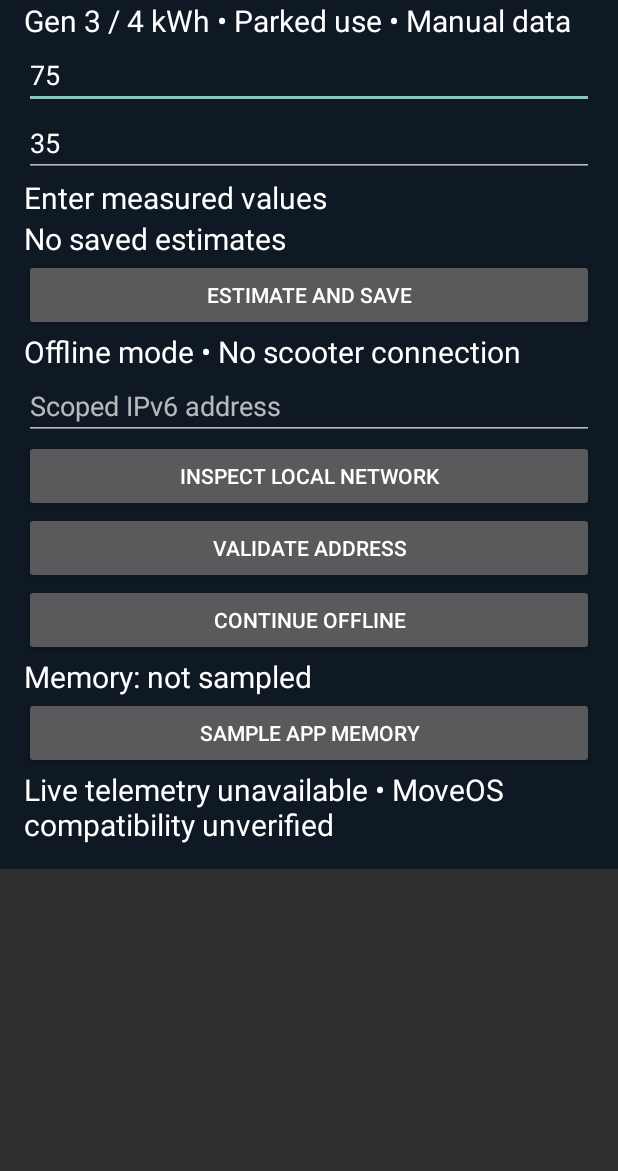
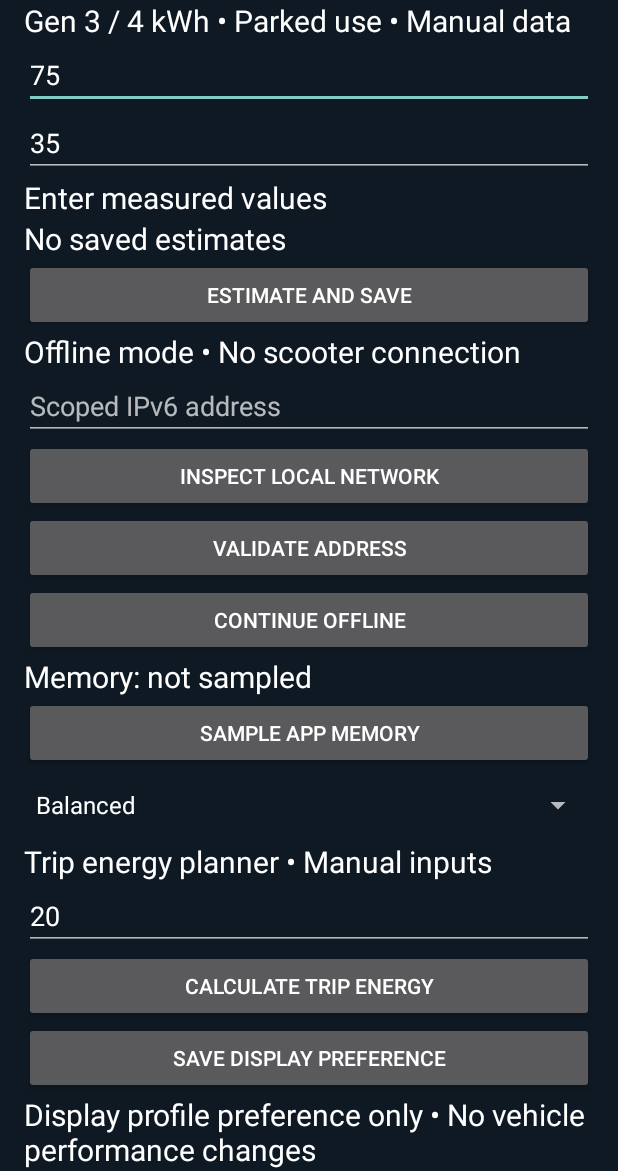
Before and after one commit to dapperdude404/nexora-ev, an Android app: the screen it shows after launch (LiteActivity), on a phone screen of 412 x 824 dp, the part 65-1236 px from its top. Run offline under Robolectric (Android 15) with nearby library versions, the phone set to English and light mode, and no system bars.

Commit message:
Add offline trip energy planner and saved display preferences

```diff
--- a/app/src/main/java/com/nexora/ev/LiteActivity.kt
+++ b/app/src/main/java/com/nexora/ev/LiteActivity.kt
@@ -37,6 +37,21 @@ class LiteActivity : Activity() {
  layout.addView(Button(this).apply { text="Continue offline"; setOnClickListener { address.text.clear(); network.text="Offline mode • Manual estimates available" } })
  val mem=label("Memory: not sampled")
  layout.addView(Button(this).apply { text="Sample app memory"; setOnClickListener { val info=Debug.MemoryInfo(); Debug.getMemoryInfo(info); mem.text="App PSS: ${info.totalPss/1024} MiB" } })
+ val profile=Spinner(this).apply { adapter=ArrayAdapter<String>(this@LiteActivity,android.R.layout.simple_spinner_dropdown_item,listOf("Eco","Balanced","Pro")); setSelection(prefs.getInt("profile",1).coerceIn(0,2)); layout.addView(this) }
+ val budget=label("Trip energy planner • Manual inputs")
+ val distance=field("Trip distance km","20")
+ layout.addView(Button(this).apply { text="Calculate trip energy"; setOnClickListener {
+ val km=distance.text.toString().toDoubleOrNull()
+ val wh=eff.text.toString().toDoubleOrNull()
+ val charge=soc.text.toString().toDoubleOrNull()
+ if(km==null || wh==null || charge==null || !km.isFinite() || !wh.isFinite() || !charge.isFinite() || km<0 || wh<=0 || charge !in 0.0..100.0) budget.text="Invalid trip inputs" else {
+ val needed=km*wh
+ val available=4000*charge/100*0.9
+ budget.text=String.format(java.util.Locale.US,"Trip: %.2f kWh • Estimated remaining: %.2f kWh",needed/1000,(available-needed)/1000)
+ }
+ } })
+ layout.addView(Button(this).apply { text="Save display preference"; setOnClickListener { prefs.edit().putInt("profile",profile.selectedItemPosition).apply(); Toast.makeText(this@LiteActivity,"Preference saved; no vehicle settings changed",Toast.LENGTH_SHORT).show() } })
+ label("Display profile preference only • No vehicle performance changes")
  label("Live telemetry unavailable • MoveOS compatibility unverified")
  setContentView(ScrollView(this).apply { addView(layout) })
  }
```
